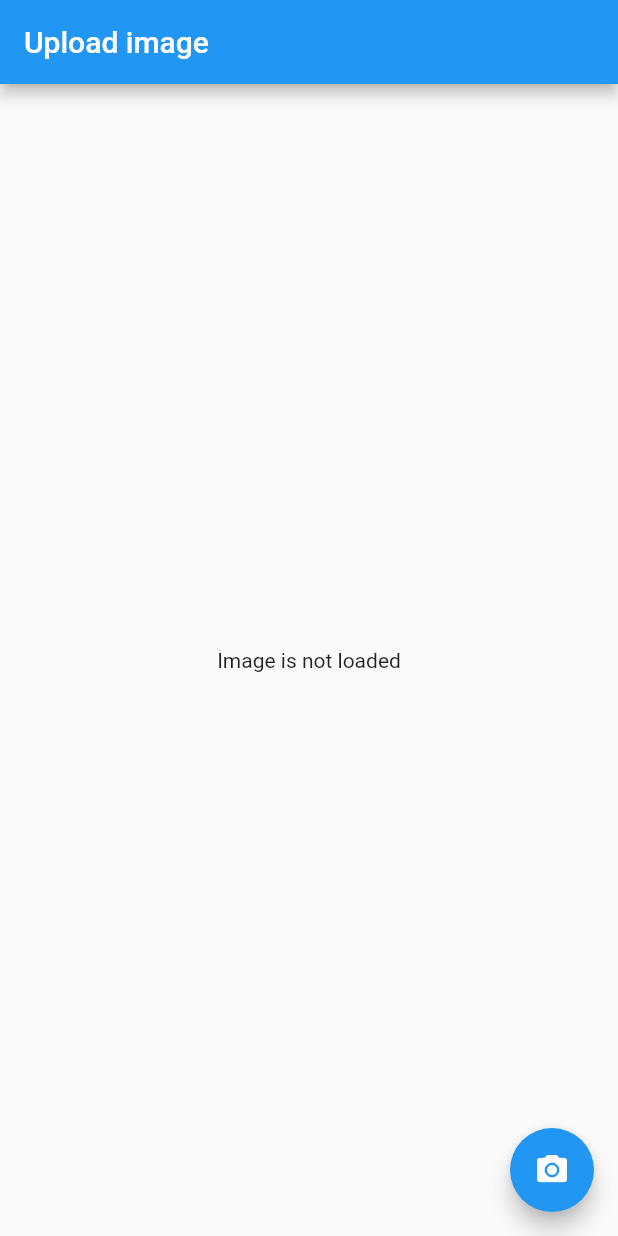
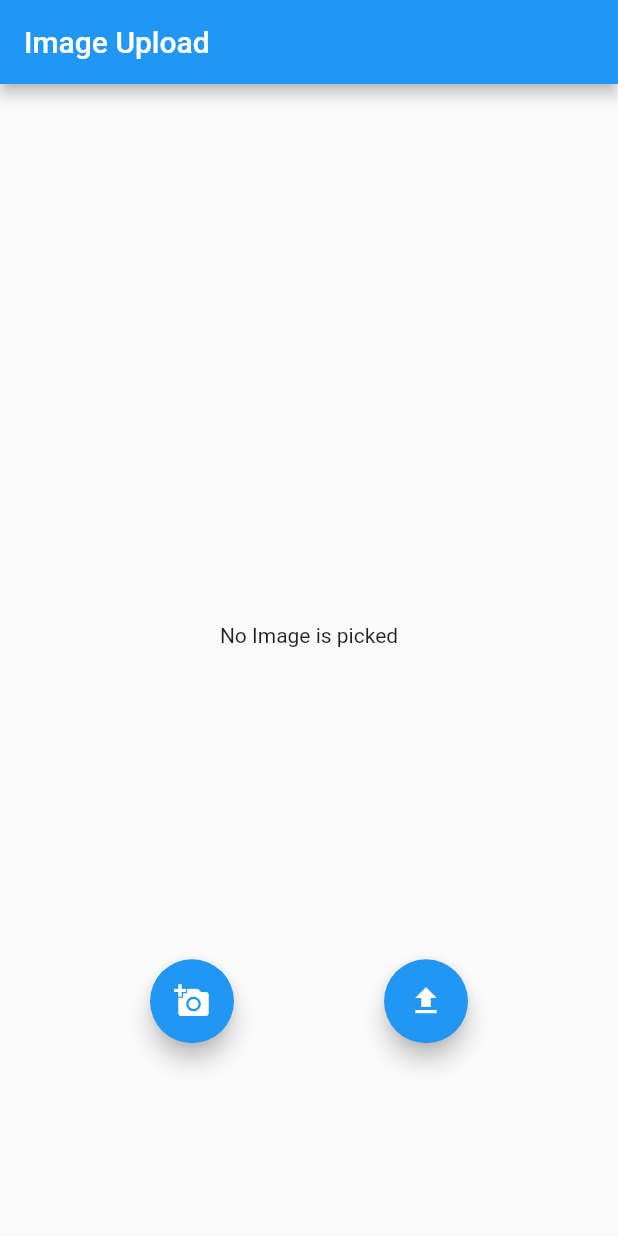
Before and after one commit to alen130/loginFlutter, a Flutter app: the MyHomePage screen opened directly, on a phone screen of 412 x 824 dp. Run offline on Flutter 3.47's test engine with Material 2 defaults, Android fonts, the phone set to English and light mode, and no system bars; our stand-ins replace image_picker.

Commit message:
image upload from camera and gallery

```diff
--- a/lib/imageupload.dart
+++ b/lib/imageupload.dart
@@ -1,5 +1,4 @@
 import 'dart:io';
-
 import 'package:flutter/material.dart';
 import 'package:image_picker/image_picker.dart';
 
@@ -26,7 +25,6 @@ class ImageUploadPage extends StatelessWidget {
     );
   }
 }
-
 class MyHomePage extends StatefulWidget {
   MyHomePage({Key key, this.title}) : super(key: key);
 
@@ -37,13 +35,20 @@ class MyHomePage extends StatefulWidget {
 }
 
 class _MyHomePageState extends State<MyHomePage> {
-
   File _image;
   final picker = ImagePicker();
-
   Future getImage() async {
+    final pickedFile = await picker.getImage(source: ImageSource.camera);
+    setState(() {
+      if (pickedFile != null) {
+        _image = File(pickedFile.path);
+      } else {
+        print('No image selected.');
+      }
+    });
+  }
+  Future getImagefromGallery() async {
     final pickedFile = await picker.getImage(source: ImageSource.gallery);
-
     setState(() {
       if (pickedFile != null) {
         _image = File(pickedFile.path);
@@ -56,18 +61,48 @@ class _MyHomePageState extends State<MyHomePage> {
   Widget build(BuildContext context) {
     return Scaffold(
       appBar: AppBar(
-
-        title: Text(widget.title),
+        title: Text("Image Upload"),
       ),
-      body: Center(
-
-          child: _image == null ? Text("Image is not loaded") : Image.file(_image)
+      body: Column(
+        mainAxisAlignment: MainAxisAlignment.center,
+        children: <Widget>[
+          Center(
+            child: Text(
+              "",
+              style: TextStyle(fontSize: 20),
+            ),
+          ),
+          Padding(
+            padding: const EdgeInsets.all(16.0),
+            child: Container(
+              width: MediaQuery.of(context).size.width,
+              height: 400.0,
+              child: Center(
+                child: _image == null
+                    ? Text("No Image is picked")
+                    : Image.file(_image),
+              ),
+            ),
+          ),
+          Row(
+            mainAxisAlignment: MainAxisAlignment.spaceEvenly,
+            children: <Widget>[
+              FloatingActionButton(
+                onPressed: getImage,
+                tooltip: "pickImage from camera",
+                child: Icon(Icons.add_a_photo),
+                heroTag: null,
+              ),
+              FloatingActionButton(
+                onPressed: getImagefromGallery,
+                tooltip: "Pick Image from gallery",
+                child: Icon(Icons.file_upload),
+                heroTag: null,
+              )
+            ],
+          )
+        ],
       ),
-      floatingActionButton: FloatingActionButton(
-        onPressed:getImage,
-        tooltip: 'Increment',
-        child: Icon(Icons.camera_alt),
-      ), // This trailing comma makes auto-formatting nicer for build methods.
     );
   }
 }
```
Also changed, not shown: 1 other file.
